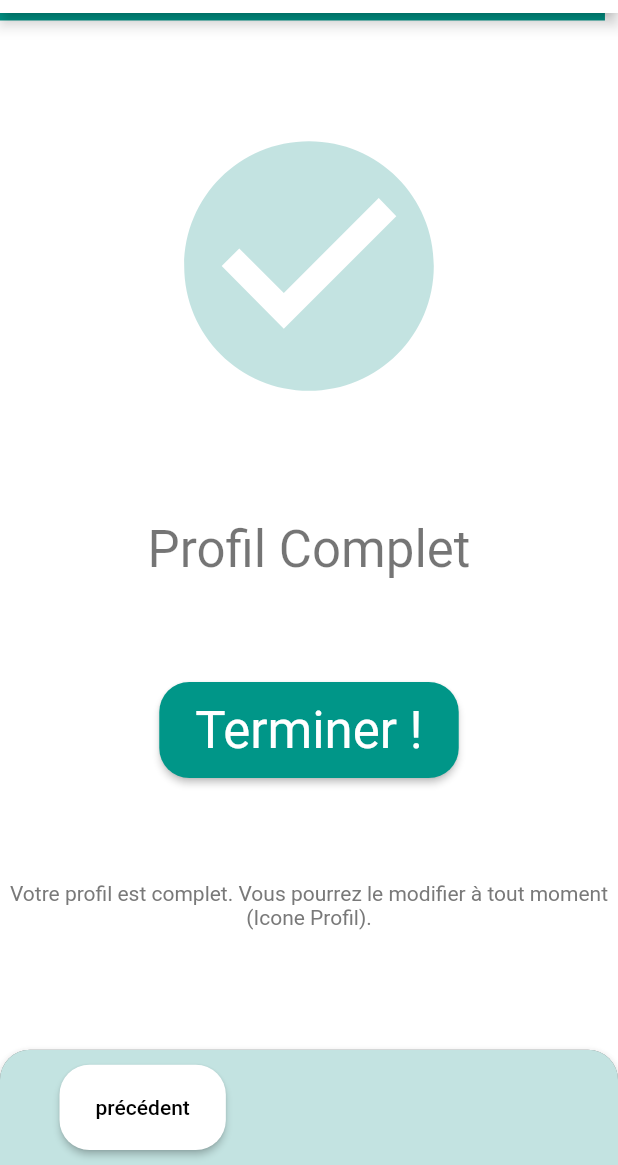
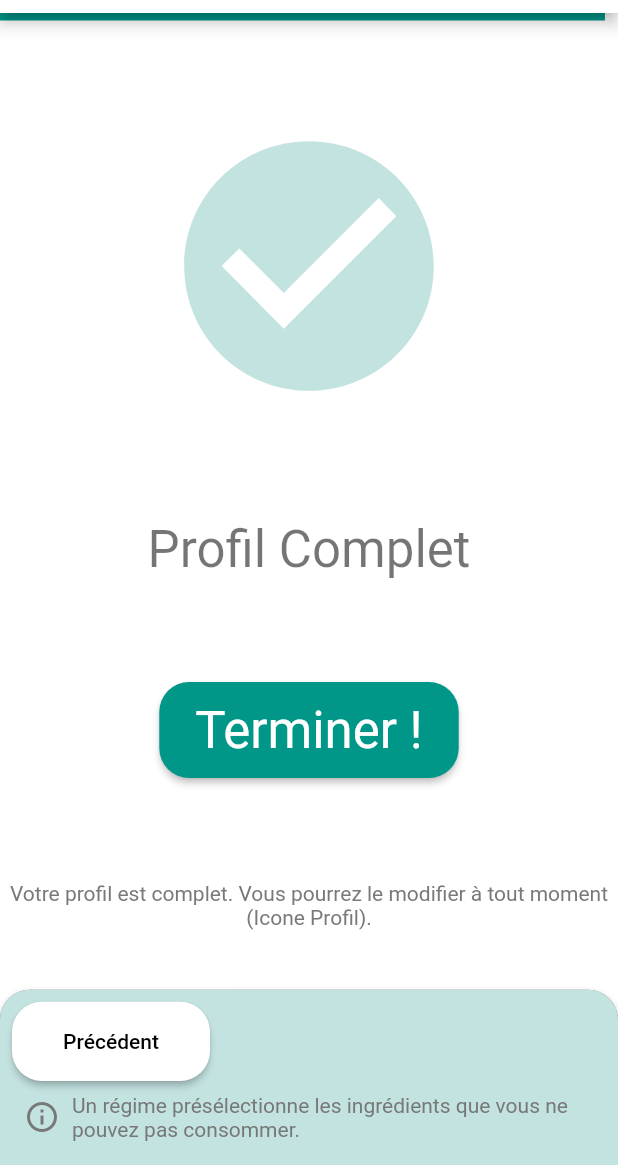
Before and after one commit to otakedev/ceihm-groupe-7, a Flutter app: the ProfilePage screen opened by its route, swiped to page 4, on a phone screen of 412 x 824 dp, the part 71-1236 px from its top. Run offline on Flutter 3.47's test engine with Material 2 defaults, Android fonts, the phone set to English and light mode, and no system bars; our stand-ins replace badges, flutter_svg; missing offline and left inert: flappy_search_bar, qr_code_scanner; accounts and stored records are empty; Roboto replaces fonts that are missing (ArialRounded); statements that could not run were skipped.

Commit message:
[#34, #53] add some padding on the bottom drawer to keep button visible - add a bottom padding to be able to tap the button when the snackbar is showing - add an optional hint text - corrects some text errors

```diff
--- a/lib/components/bottom_drawer.dart
+++ b/lib/components/bottom_drawer.dart
@@ -13,6 +13,8 @@ class BottomDrawer extends StatefulWidget {
     this.rightAction,
     this.menuWidgets,
     this.actionPosition = ActionPosition.bottom,
+    this.actionPadding,
+    this.hint,
     this.drawerOpenedText = "Fermer",
     this.drawerClosedText = "Ouvrir",
     Key key,
@@ -20,9 +22,11 @@ class BottomDrawer extends StatefulWidget {
 
   final MenuAction leftAction;
   final MenuAction rightAction;
+  final EdgeInsets actionPadding;
   final Widget menuWidgets;
   final String drawerOpenedText;
   final String drawerClosedText;
+  final String hint;
   final ActionPosition actionPosition;
 
   @override
@@ -73,7 +77,9 @@ class _BottomDrawerState extends State<BottomDrawer>
   Stack _buildStack(BuildContext context, BoxConstraints constraints) {
     final drawerSize = constraints.biggest;
     final drawerTop = drawerSize.height;
-    final drawerMarge = ((drawerTop / 100) * 10);
+    final drawerMarge = ((drawerTop / 100) * 10) +
+        this.widget.actionPadding.bottom +
+        this.widget.actionPadding.top;
 
     final drawerAnimation = RelativeRectTween(
       begin: RelativeRect.fromLTRB(0.0, drawerTop - drawerMarge, 0.0, 0.0),
@@ -142,15 +148,19 @@ class _BottomDrawerState extends State<BottomDrawer>
 
     return Container(
       height: drawerMarge,
+      padding: this.widget.actionPadding.copyWith(bottom: 0),
       child: IntrinsicWidth(
+        child: Column(
+          children: [
+            Container(
+              height: drawerMarge - this.widget.actionPadding.bottom * 2,
               child: Row(
                 mainAxisAlignment: MainAxisAlignment.spaceEvenly,
-          crossAxisAlignment: CrossAxisAlignment.center,
+                crossAxisAlignment: CrossAxisAlignment.start,
                 children: [
-            SizedBox(width: 8),
                   Expanded(
                     child: Container(
-                height: drawerMarge - 20,
+                      height: double.infinity,
                       child: _leftAction != null
                           ? RaisedButton(
                               color: _leftAction.color,
@@ -168,7 +178,9 @@ class _BottomDrawerState extends State<BottomDrawer>
                   ),
                   Expanded(
                     child: this.widget.menuWidgets != null
-                  ? FlatButton(
+                        ? Container(
+                            height: double.infinity,
+                            child: FlatButton(
                               onPressed: () => _bottomDrawerOpened
                                   ? _drawerController.reverse()
                                   : _drawerController.forward(),
@@ -185,12 +197,13 @@ class _BottomDrawerState extends State<BottomDrawer>
                                   )
                                 ],
                               ),
+                            ),
                           )
                         : const SizedBox(),
                   ),
                   Expanded(
                     child: Container(
-                height: drawerMarge - 20,
+                      height: double.infinity,
                       child: _rightAction != null
                           ? RaisedButton(
                               color: _rightAction.color,
@@ -206,7 +219,27 @@ class _BottomDrawerState extends State<BottomDrawer>
                           : const SizedBox.shrink(),
                     ),
                   ),
+                ],
+              ),
+            ),
+            Container(
+              padding: const EdgeInsets.all(8.0),
+              child: Row(
+                mainAxisAlignment: MainAxisAlignment.start,
+                crossAxisAlignment: CrossAxisAlignment.center,
+                children: this.widget.hint != null
+                    ? [
+                        Icon(Icons.info_outline, color: colorSecondaryText),
                         SizedBox(width: 8),
+                        Expanded(
+                          // width: _width,
+                          child: Text('${this.widget.hint}'),
+                        ),
+                      ]
+                    : [],
+                // children: [],
+              ),
+            )
           ],
         ),
       ),
--- a/lib/components/dismissible_list_view.dart
+++ b/lib/components/dismissible_list_view.dart
@@ -9,7 +9,7 @@ class DismissibleListView extends StatefulWidget {
   DismissibleListView({
     this.widgets = const [],
     this.snackbarContent = const Text("1 Choix enlevé"),
-    this.snackBarActionLabel = "Annulé",
+    this.snackBarActionLabel = "Annuler",
     this.onWidgetRemoved,
     this.onWidgetUndo,
     this.secondaryColor = colorWarn,
@@ -74,7 +74,6 @@ class _DismissibleListViewState extends State<DismissibleListView> {
                   ..removeCurrentSnackBar()
                   ..showSnackBar(
                     SnackBar(
-                      behavior: SnackBarBehavior.floating,
                       content: this.widget.snackbarContent,
                       action: SnackBarAction(
                         label: this.widget.snackBarActionLabel,
--- a/lib/mocks/ingredients_mock.dart
+++ b/lib/mocks/ingredients_mock.dart
@@ -1,5 +1,3 @@
-import 'package:alergo/models/ingredient_model.dart';
-
 const INGREDIENTS_MOCK = [
   INGREDIENT_SUGAR_MOCK,
   INGREDIENT_CITRIC_ACIDE_MOCK,
@@ -38,7 +36,7 @@ const INGREDIENT_FLOUR_MOCK = {
   "id": 4,
 };
 const INGREDIENT_BUTTER_MOCK = {
-  "name": "Beure",
+  "name": "Beurre",
   "assetPath": "assets/ingredients/butter.jpg",
   "id": 5,
 };
--- a/lib/mocks/products_mock.dart
+++ b/lib/mocks/products_mock.dart
@@ -1,5 +1,3 @@
-import 'package:alergo/mocks/ingredients_mock.dart';
-
 const PRODUCTS_MOCK = [
   {
     "id": "1",
@@ -15,7 +13,7 @@ const PRODUCTS_MOCK = [
       },
       {
         "quantity": "20g",
-        "name": "Beure",
+        "name": "Beurre",
         "assetPath": "assets/diets/vegan.jpg",
         "id": 5,
       },
@@ -137,7 +135,7 @@ const PRODUCTS_MOCK = [
       },
       {
         "quantity": "15%",
-        "name": "Beure",
+        "name": "Beurre",
         "assetPath": "assets/diets/vegan.jpg",
         "id": 5,
       },
--- a/lib/screens/product_page/components/product_details.dart
+++ b/lib/screens/product_page/components/product_details.dart
@@ -91,7 +91,7 @@ class ProductDetails extends StatelessWidget {
                       forEachCheckValidity: forEachCheckValidity,
                     ),
                     TitleBar(title: 'Labels'),
-                    ProductLabels(product: product),
+                    ProductLabels(labels: product.labels),
                     TitleBar(title: 'Provenance'),
                     ProductOrigin(product: product),
                   ],
--- a/lib/screens/product_page/components/product_ingredients.dart
+++ b/lib/screens/product_page/components/product_ingredients.dart
@@ -1,15 +1,9 @@
-import 'dart:developer';
-
-import 'package:alergo/components/title_bar.dart';
 import 'package:alergo/core/text_style.dart';
 import 'package:alergo/models/ingredient_model.dart';
 import 'package:alergo/models/product_model.dart';
 import 'package:alergo/screens/product_page/components/product_compatibility.dart';
-import 'package:alergo/screens/product_page/components/product_labels.dart';
 import 'package:alergo/theme/style.dart';
 import 'package:flutter/material.dart';
-
-import 'product_origin.dart';
 
 class ProductIngredients extends StatelessWidget {
   const ProductIngredients({
--- a/lib/screens/profile_pages/components/profile_tab_page.dart
+++ b/lib/screens/profile_pages/components/profile_tab_page.dart
@@ -31,7 +31,7 @@ class ProfileTabPage extends StatelessWidget {
   Widget build(BuildContext context) {
     final responsiveWidth = MediaQuery.of(context).size.width * 0.05;
     final responsiveHeight = MediaQuery.of(context).size.height * 0.02;
-    final double bottomPadding = MediaQuery.of(context).size.width * 0.2;
+    final double bottomPadding = MediaQuery.of(context).size.width * 0.3;
 
     var searchBar = SearchBar<ProfileItemModel>(
       emptyWidget: Center(
--- a/lib/screens/profile_pages/profile_page.dart
+++ b/lib/screens/profile_pages/profile_page.dart
@@ -90,6 +90,10 @@ class _ProfilePageState extends State<ProfilePage> {
           ),
           Consumer<ProfileSelectorProvider>(
             builder: (context, profileSelector, child) => BottomDrawer(
+              actionPadding:
+                  EdgeInsets.only(bottom: 32, top: 8, left: 8, right: 8),
+              hint:
+                  'Un régime présélectionne les ingrédients que vous ne pouvez pas consommer.',
               drawerClosedText: "Mes Choix",
               drawerOpenedText: "Fermer",
               actionPosition: ActionPosition.bottom,
@@ -102,7 +106,7 @@ class _ProfilePageState extends State<ProfilePage> {
               leftAction: _currentPage >= 1
                   ? MenuAction(
                       color: colorWhite,
-                      text: 'précédent',
+                      text: 'Précédent',
                       onAction: () => goToPreviousPage(),
                     )
                   : null,
--- a/lib/screens/similar_product_page/similar_product_page.dart
+++ b/lib/screens/similar_product_page/similar_product_page.dart
@@ -1,4 +1,3 @@
-import 'package:alergo/core/router.dart';
 import 'package:alergo/models/product_model.dart';
 import 'package:alergo/screens/product_page/product_page.dart';
 import 'package:alergo/screens/similar_product_page/components/similar_item_product.dart';
```
Also changed, not shown: lib/screens/product_page/components/product_labels.dart (+6 -6 lines), assets/welcome.svg. Lines whose indentation alone changed are shown as unchanged.
